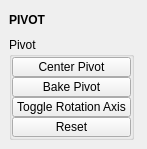
Before: the Qt Designer form tentacle/ui/pivot.ui in m3trik/tentacle, drawn with Qt 5.
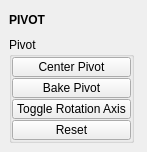
After: the same form once the commit is applied. Custom widgets are drawn as their Qt base class.

The edit to the form file:
```diff
--- a/tentacle/ui/pivot.ui
+++ b/tentacle/ui/pivot.ui
@@ -91,7 +91,7 @@
         </property>
         <layout class="QVBoxLayout" name="verticalLayout_2">
          <property name="spacing">
-          <number>0</number>
+          <number>1</number>
          </property>
          <property name="leftMargin">
           <number>0</number>
```
Left out of the diff: 4 changed lines with no effect on the pictures.
